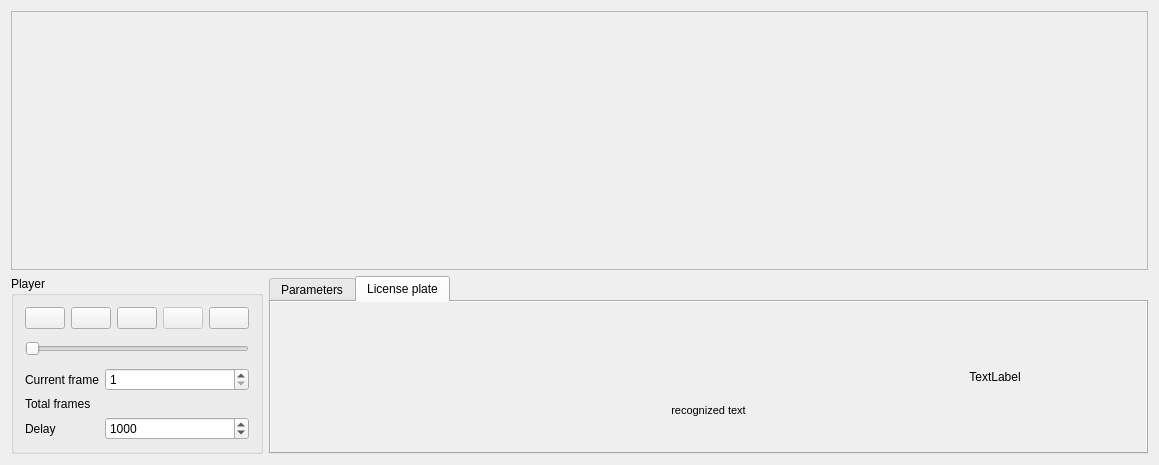
dworak/licence-plate-extractor, file LicensePlateExtractor/mainwindow.ui: the form before one commit.
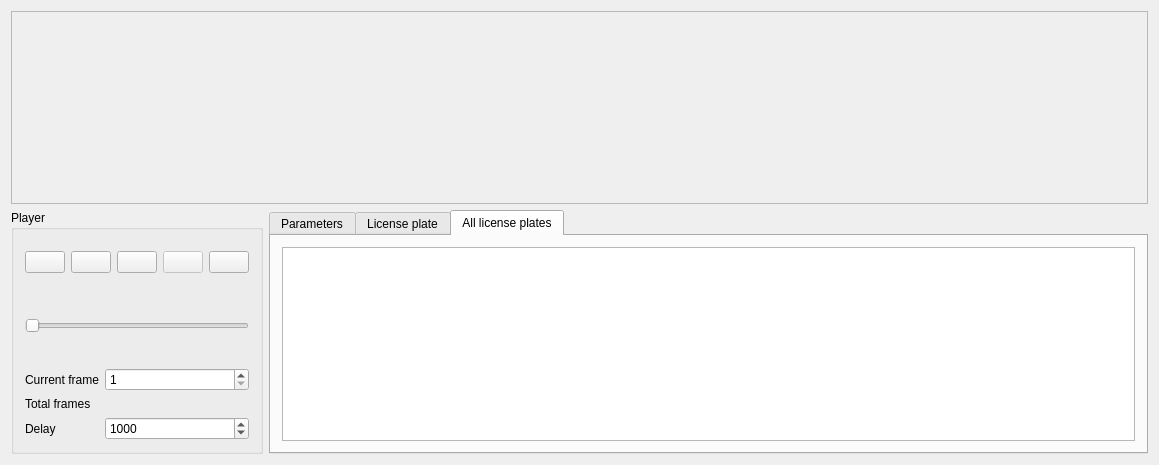
The form after the commit. The open tabs and pages were chosen to show the change. Icons and pictures are not drawn. Custom widgets are drawn as their Qt base class.

```diff
--- a/LicensePlateExtractor/mainwindow.ui
+++ b/LicensePlateExtractor/mainwindow.ui
@@ -26,7 +26,7 @@
          <x>0</x>
          <y>0</y>
          <width>1002</width>
-         <height>208</height>
+         <height>181</height>
         </rect>
        </property>
        <layout class="QHBoxLayout" name="horizontalLayout_3">
@@ -652,7 +652,7 @@
                 <x>0</x>
                 <y>0</y>
                 <width>766</width>
-                <height>184</height>
+                <height>211</height>
                </rect>
               </property>
               <layout class="QGridLayout" name="gridLayout">
@@ -699,6 +699,16 @@
            </item>
           </layout>
          </widget>
+         <widget class="QWidget" name="tab_3">
+          <attribute name="title">
+           <string>All license plates</string>
+          </attribute>
+          <layout class="QHBoxLayout" name="horizontalLayout_2">
+           <item>
+            <widget class="QListWidget" name="platesList"/>
+           </item>
+          </layout>
+         </widget>
         </widget>
        </item>
       </layout>
```
